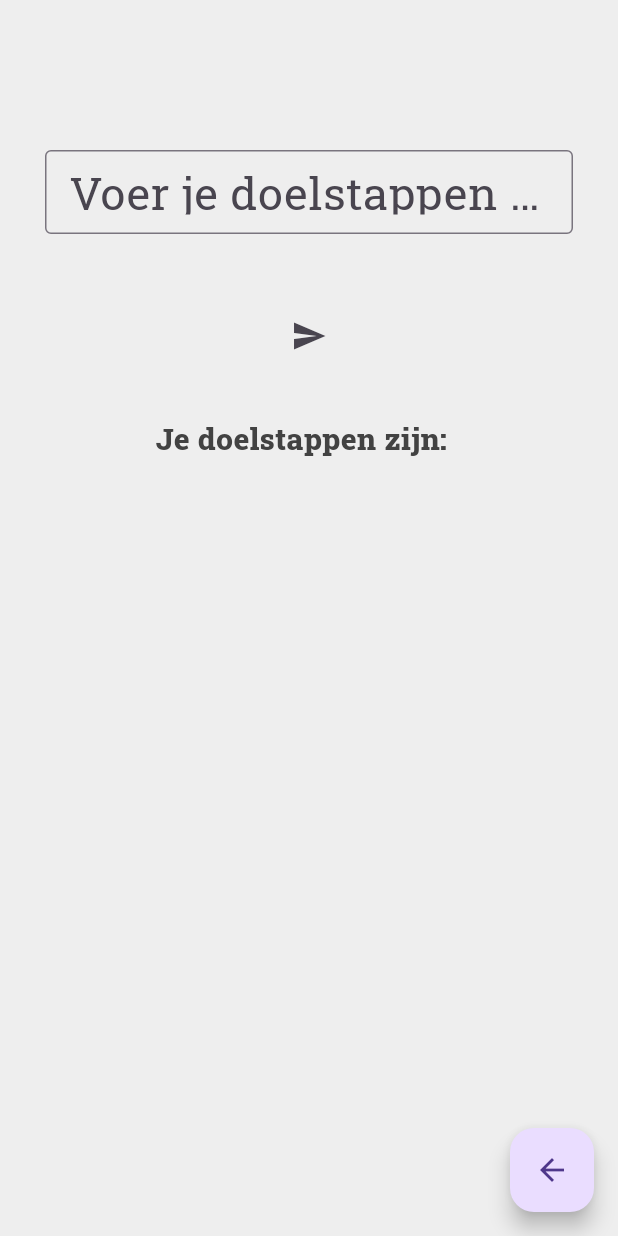
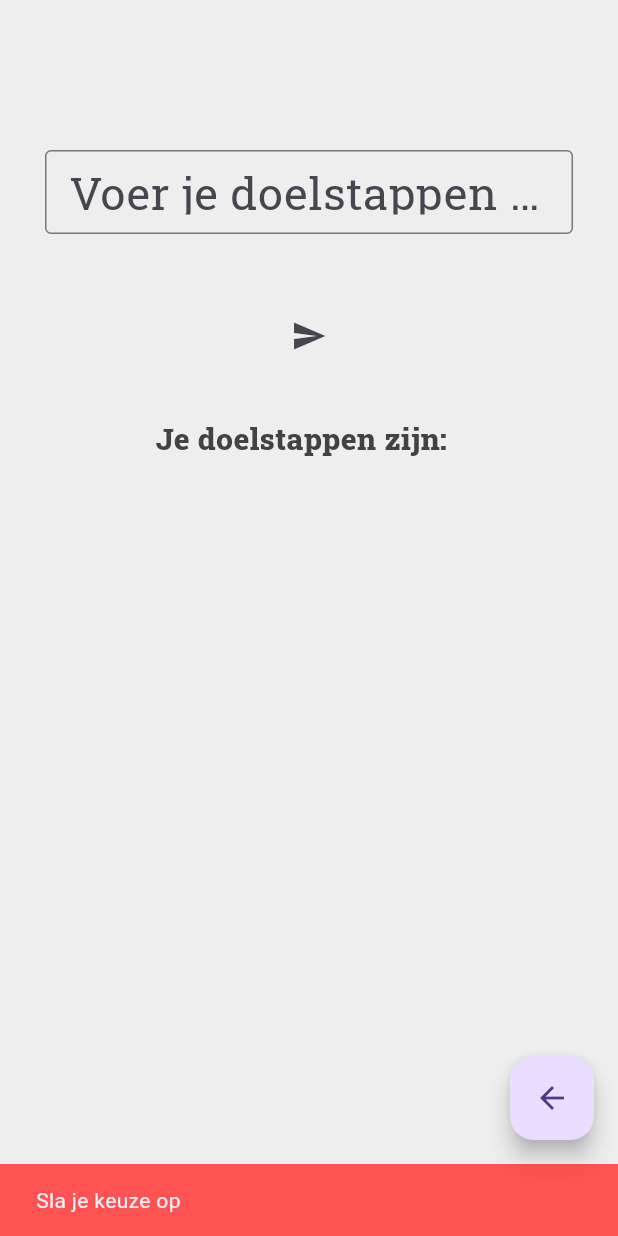
Before and after one commit to emm-j/PWS, a Flutter app: the Instellingen screen opened by its route, after a tap on the "arrow back" icon, on a phone screen of 412 x 824 dp. Run offline on Flutter 3.47's test engine with Material 3 defaults, Android fonts, the phone set to English and light mode, and no system bars; our stand-ins replace pedometer, permission_handler.

Commit message:
nog een keer

```diff
--- a/lib/main.dart
+++ b/lib/main.dart
@@ -91,11 +91,10 @@ class _HomePageState extends State<HomePage> {
 
   late int dagelijksestappen = int.parse(_steps);
   double dagelijksevoortgang = 0.0;
-  int weergavedoelstappen = 0;
   var kleur = Color.fromRGBO(151, 200, 130, 1);
 
   void _hogeredagelijksevoortgang() {
-    dagelijksevoortgang = dagelijksestappen / weergavedoelstappen;
+    dagelijksevoortgang = dagelijksestappen / _doelstappen;
 
     setState(() {
       if (dagelijksevoortgang <= 0.25) {
@@ -337,6 +336,13 @@ class _InstellingenState extends State<Instellingen> {
     if (magDoor == true) {
     Navigator.pop(context, doorgeefWaarde);
     }
+    else {
+      ScaffoldMessenger.of(context).showSnackBar(
+          SnackBar(
+            content: Text('Sla je keuze op'),
+            backgroundColor: Colors.redAccent,
+          ));
+    }
     },
             child: const Icon(Icons.arrow_back)
 
```
